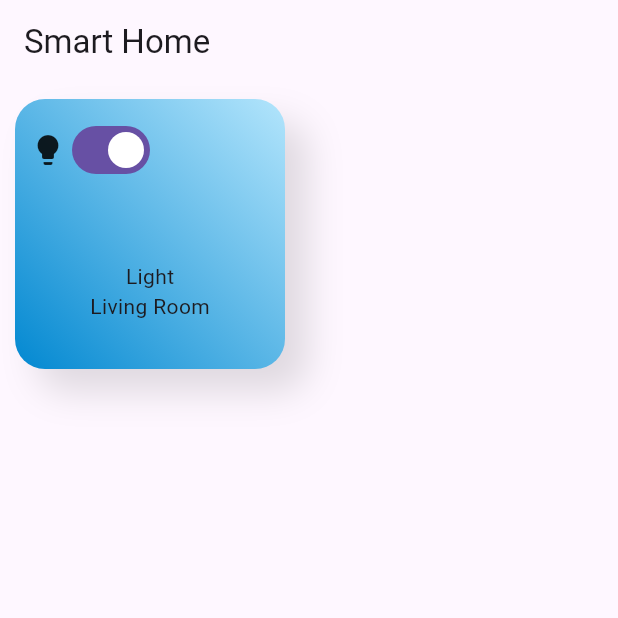
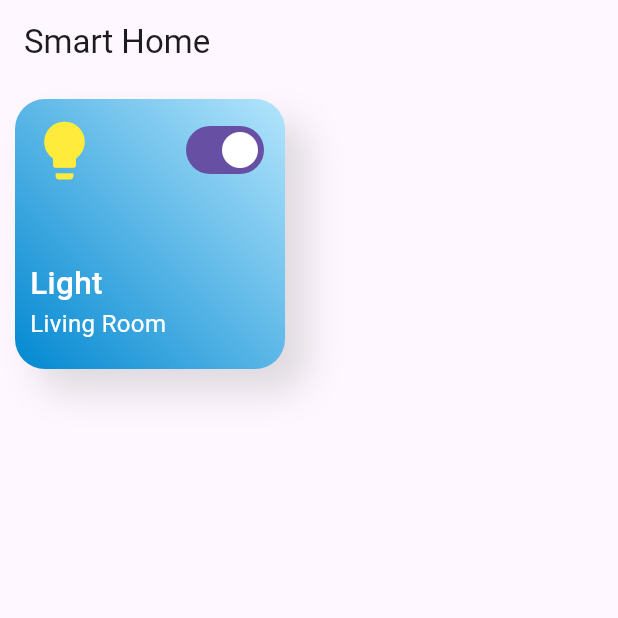
Before and after one commit to zacw-243L/flutter-smart-home-app, a Flutter app: the screen it shows after launch, on a phone screen of 412 x 824 dp, the top half of it. Run offline on Flutter 3.47's test engine with Material 3 defaults, Android fonts, the phone set to English and light mode, and no system bars.

Commit message:
more changes

```diff
--- a/lib/main.dart
+++ b/lib/main.dart
@@ -54,19 +54,28 @@ class _DeviceState extends State<Device> {
         ],
       ),
       child: Column(
-        children: [
+        crossAxisAlignment: CrossAxisAlignment.start,
+        children: <Widget>[
           Row(
-            children: [
-              const Icon(Icons.lightbulb),
+            mainAxisAlignment: MainAxisAlignment.spaceBetween,
+            children: <Widget>[
+              Icon(Icons.lightbulb, color: Colors.yellow, size: 46),
               Switch(
                 value: true,
                 onChanged: (newValue) {},
-              )
+              ),
             ],
           ),
           const SizedBox(height: 50),
-          const Text('Light'),
-          const Text('Living Room'),
+          Text(
+            'Light',
+            style: TextStyle(
+                color: Colors.white, fontSize: 21, fontWeight: FontWeight.w500),
+          ),
+          Text(
+            'Living Room',
+            style: TextStyle(color: Colors.white, fontSize: 16),
+          ),
         ],
       ),
     );
```
